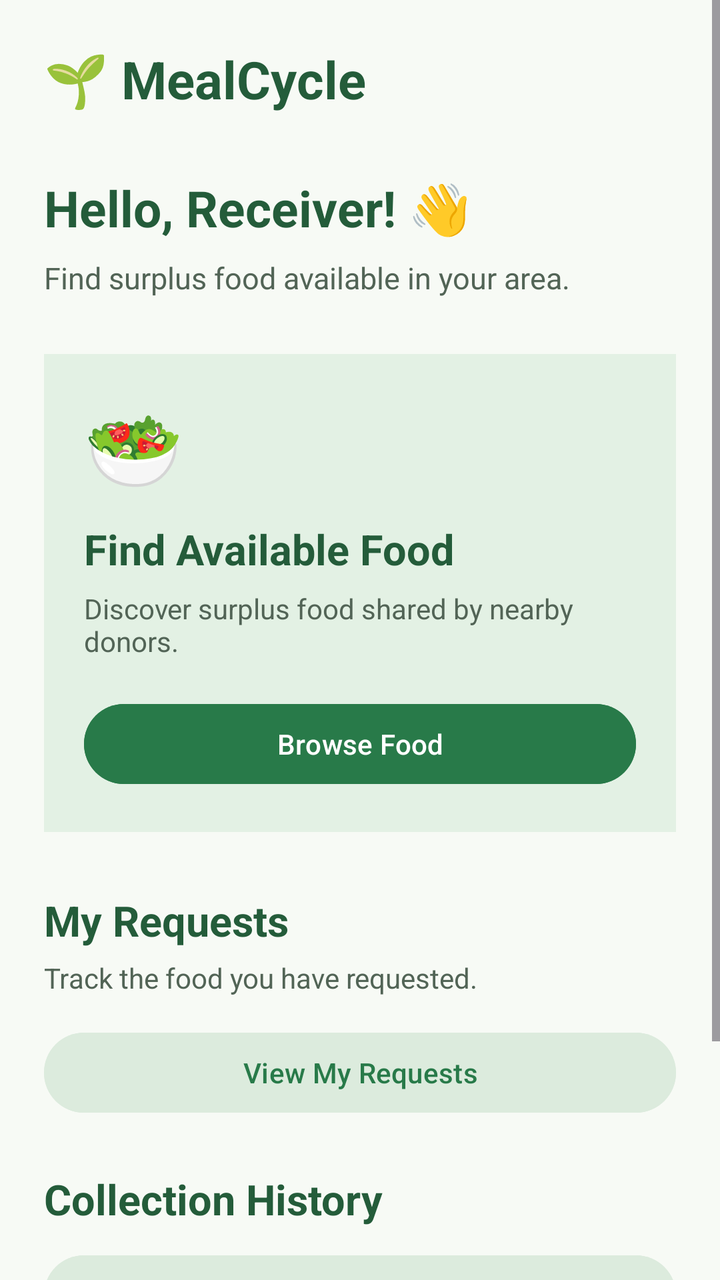
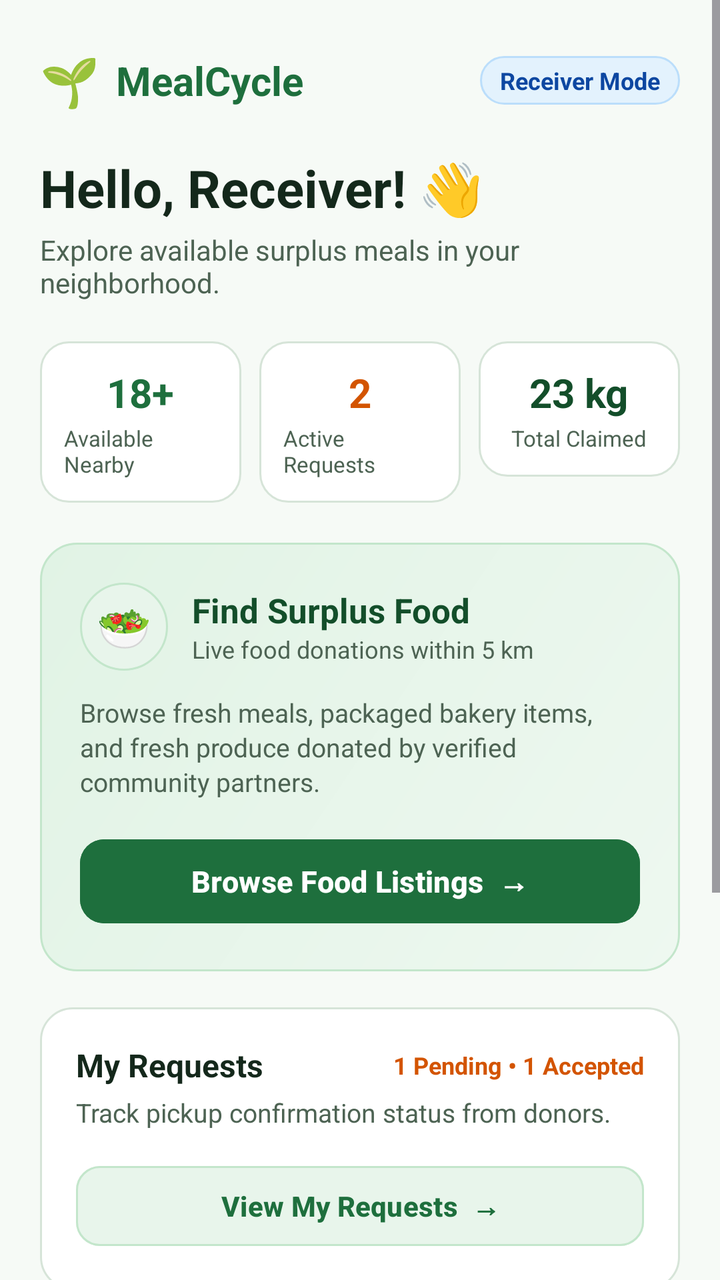

Screens rendered from an Android XML layout before and after an edit, with the pre-edit source and the edit as a unified diff.
<!-- AndroidManifest.xml: application theme Theme.MealCycle -->
<!-- res/layout/activity_receiver_dashboard.xml -->
<?xml version="1.0" encoding="utf-8"?>
<ScrollView
    xmlns:android="http://schemas.android.com/apk/res/android"
    android:layout_width="match_parent"
    android:layout_height="match_parent"
    android:background="#F7FAF5">

    <LinearLayout
        android:layout_width="match_parent"
        android:layout_height="wrap_content"
        android:orientation="vertical"
        android:padding="22dp">

        
        <TextView
            android:layout_width="wrap_content"
            android:layout_height="wrap_content"
            android:text="🌱 MealCycle"
            android:textSize="26sp"
            android:textStyle="bold"
            android:textColor="#245C3A"/>

        
        <TextView
            android:layout_width="wrap_content"
            android:layout_height="wrap_content"
            android:text="Hello, Receiver! 👋"
            android:textSize="25sp"
            android:textStyle="bold"
            android:textColor="#245C3A"
            android:layout_marginTop="30dp"/>

        <TextView
            android:layout_width="wrap_content"
            android:layout_height="wrap_content"
            android:text="Find surplus food available in your area."
            android:textSize="15sp"
            android:textColor="#526456"
            android:layout_marginTop="8dp"/>

        
        <LinearLayout
            android:layout_width="match_parent"
            android:layout_height="wrap_content"
            android:orientation="vertical"
            android:padding="20dp"
            android:background="#E3F1E4"
            android:layout_marginTop="28dp">

            <TextView
                android:layout_width="wrap_content"
                android:layout_height="wrap_content"
                android:text="🥗"
                android:textSize="40sp"/>

            <TextView
                android:layout_width="wrap_content"
                android:layout_height="wrap_content"
                android:text="Find Available Food"
                android:textSize="21sp"
                android:textStyle="bold"
                android:textColor="#245C3A"
                android:layout_marginTop="10dp"/>

            <TextView
                android:layout_width="wrap_content"
                android:layout_height="wrap_content"
                android:text="Discover surplus food shared by nearby donors."
                android:textSize="14sp"
                android:textColor="#526456"
                android:layout_marginTop="6dp"/>

            <Button
                android:id="@+id/btnBrowseFood"
                android:layout_width="match_parent"
                android:layout_height="wrap_content"
                android:text="Browse Food"
                android:textAllCaps="false"
                android:textColor="#FFFFFF"
                android:backgroundTint="#287A49"
                android:layout_marginTop="18dp"/>

        </LinearLayout>

        
        <TextView
            android:layout_width="wrap_content"
            android:layout_height="wrap_content"
            android:text="My Requests"
            android:textSize="21sp"
            android:textStyle="bold"
            android:textColor="#245C3A"
            android:layout_marginTop="30dp"/>

        <TextView
            android:layout_width="wrap_content"
            android:layout_height="wrap_content"
            android:text="Track the food you have requested."
            android:textSize="14sp"
            android:textColor="#526456"
            android:layout_marginTop="5dp"/>

        <Button
            android:id="@+id/btnMyRequests"
            android:layout_width="match_parent"
            android:layout_height="wrap_content"
            android:text="View My Requests"
            android:textAllCaps="false"
            android:textColor="#287A49"
            android:backgroundTint="#DCEBDD"
            android:layout_marginTop="14dp"/>

        
        <TextView
            android:layout_width="wrap_content"
            android:layout_height="wrap_content"
            android:text="Collection History"
            android:textSize="21sp"
            android:textStyle="bold"
            android:textColor="#245C3A"
            android:layout_marginTop="25dp"/>

        <Button
            android:id="@+id/btnHistory"
            android:layout_width="match_parent"
            android:layout_height="wrap_content"
            android:text="View History"
            android:textAllCaps="false"
            android:textColor="#287A49"
            android:backgroundTint="#DCEBDD"
            android:layout_marginTop="10dp"/>

        
        <Button
            android:id="@+id/btnProfile"
            android:layout_width="match_parent"
            android:layout_height="wrap_content"
            android:text="My Profile"
            android:textAllCaps="false"
            android:textColor="#FFFFFF"
            android:backgroundTint="#287A49"
            android:layout_marginTop="25dp"
            android:layout_marginBottom="20dp"/>

    </LinearLayout>

</ScrollView>
<!-- resources referenced by this layout -->
<resources>
  <style name="Theme.MealCycle" parent="Base.Theme.MealCycle" />
  <style name="Base.Theme.MealCycle" parent="Theme.Material3.DayNight.NoActionBar">
          
          
      </style>
</resources>

<!-- the commit's change to res/layout/activity_receiver_dashboard.xml (unified diff, before → after) -->
@@ -1,146 +1,366 @@
 <?xml version="1.0" encoding="utf-8"?>
 <ScrollView
     xmlns:android="http://schemas.android.com/apk/res/android"
+    xmlns:app="http://schemas.android.com/apk/res-auto"
     android:layout_width="match_parent"
     android:layout_height="match_parent"
-    android:background="#F7FAF5">
+    android:fillViewport="true"
+    android:background="@color/bg_main">
 
     <LinearLayout
         android:layout_width="match_parent"
         android:layout_height="wrap_content"
         android:orientation="vertical"
-        android:padding="22dp">
+        android:paddingHorizontal="20dp"
+        android:paddingVertical="24dp">
+
+        
+        <LinearLayout
+            android:layout_width="match_parent"
+            android:layout_height="wrap_content"
+            android:orientation="horizontal"
+            android:gravity="center_vertical">
+
+            <LinearLayout
+                android:layout_width="0dp"
+                android:layout_height="wrap_content"
+                android:layout_weight="1"
+                android:orientation="horizontal"
+                android:gravity="center_vertical">
+
+                <TextView
+                    android:layout_width="wrap_content"
+                    android:layout_height="wrap_content"
+                    android:text="🌱"
+                    android:textSize="24sp" />
+
+                <TextView
+                    android:layout_width="wrap_content"
+                    android:layout_height="wrap_content"
+                    android:layout_marginStart="8dp"
+                    android:text="MealCycle"
+                    android:textSize="20sp"
+                    android:textStyle="bold"
+                    android:textColor="@color/primary" />
+            </LinearLayout>
+
+            
+            <TextView
+                android:layout_width="wrap_content"
+                android:layout_height="wrap_content"
+                android:background="@drawable/bg_badge_accepted"
+                android:text="Receiver Mode"
+                android:textSize="12sp"
+                android:textStyle="bold"
+                android:textColor="@color/badge_accepted_text"
+                android:paddingHorizontal="10dp"
+                android:paddingVertical="4dp" />
+        </LinearLayout>
 
         
         <TextView
             android:layout_width="wrap_content"
             android:layout_height="wrap_content"
-            android:text="🌱 MealCycle"
+            android:text="Hello, Receiver! 👋"
             android:textSize="26sp"
             android:textStyle="bold"
-            android:textColor="#245C3A"/>
-
-        
+            android:textColor="@color/text_primary"
+            android:layout_marginTop="20dp" />
+
         <TextView
             android:layout_width="wrap_content"
             android:layout_height="wrap_content"
-            android:text="Hello, Receiver! 👋"
-            android:textSize="25sp"
+            android:text="Explore available surplus meals in your neighborhood."
+            android:textSize="14sp"
+            android:textColor="@color/text_secondary"
+            android:layout_marginTop="4dp" />
+
+        
+        <LinearLayout
+            android:layout_width="match_parent"
+            android:layout_height="wrap_content"
+            android:orientation="horizontal"
+            android:layout_marginTop="20dp">
+
+            
+            <LinearLayout
+                android:layout_width="0dp"
+                android:layout_height="wrap_content"
+                android:layout_weight="1"
+                android:orientation="vertical"
+                android:background="@drawable/bg_card_stat"
+                android:padding="12dp"
+                android:gravity="center"
+                android:layout_marginEnd="6dp">
+
+                <TextView
+                    android:layout_width="wrap_content"
+                    android:layout_height="wrap_content"
+                    android:text="18+"
+                    android:textSize="20sp"
+                    android:textStyle="bold"
+                    android:textColor="@color/primary" />
+
+                <TextView
+                    android:layout_width="wrap_content"
+                    android:layout_height="wrap_content"
+                    android:text="Available Nearby"
+                    android:textSize="11sp"
+                    android:textColor="@color/text_secondary"
+                    android:layout_marginTop="2dp" />
+            </LinearLayout>
+
+            
+            <LinearLayout
+                android:layout_width="0dp"
+                android:layout_height="wrap_content"
+                android:layout_weight="1"
+                android:orientation="vertical"
+                android:background="@drawable/bg_card_stat"
+                android:padding="12dp"
+                android:gravity="center"
+                android:layout_marginHorizontal="3dp">
+
+                <TextView
+                    android:layout_width="wrap_content"
+                    android:layout_height="wrap_content"
+                    android:text="2"
+                    android:textSize="20sp"
+                    android:textStyle="bold"
+                    android:textColor="@color/secondary_dark" />
+
+                <TextView
+                    android:layout_width="wrap_content"
+                    android:layout_height="wrap_content"
+                    android:text="Active Requests"
+                    android:textSize="11sp"
+                    android:textColor="@color/text_secondary"
+                    android:layout_marginTop="2dp" />
+            </LinearLayout>
+
+            
+            <LinearLayout
+                android:layout_width="0dp"
+                android:layout_height="wrap_content"
+                android:layout_weight="1"
+                android:orientation="vertical"
+                android:background="@drawable/bg_card_stat"
+                android:padding="12dp"
+                android:gravity="center"
+                android:layout_marginStart="6dp">
+
+                <TextView
+                    android:layout_width="wrap_content"
+                    android:layout_height="wrap_content"
+                    android:text="23 kg"
+                    android:textSize="20sp"
+                    android:textStyle="bold"
+                    android:textColor="@color/primary_dark" />
+
+                <TextView
+                    android:layout_width="wrap_content"
+                    android:layout_height="wrap_content"
+                    android:text="Total Claimed"
+                    android:textSize="11sp"
+                    android:textColor="@color/text_secondary"
+                    android:layout_marginTop="2dp" />
+            </LinearLayout>
+        </LinearLayout>
+
+        
+        <LinearLayout
+            android:layout_width="match_parent"
+            android:layout_height="wrap_content"
+            android:orientation="vertical"
+            android:background="@drawable/bg_card_featured"
+            android:padding="20dp"
+            android:layout_marginTop="20dp">
+
+            <LinearLayout
+                android:layout_width="match_parent"
+                android:layout_height="wrap_content"
+                android:orientation="horizontal"
+                android:gravity="center_vertical">
+
+                <FrameLayout
+                    android:layout_width="44dp"
+                    android:layout_height="44dp"
+                    android:background="@drawable/bg_circle_primary">
+
+                    <TextView
+                        android:layout_width="wrap_content"
+                        android:layout_height="wrap_content"
+                        android:layout_gravity="center"
+                        android:text="🥗"
+                        android:textSize="22sp" />
+                </FrameLayout>
+
+                <LinearLayout
+                    android:layout_width="0dp"
+                    android:layout_height="wrap_content"
+                    android:layout_weight="1"
+                    android:layout_marginStart="12dp"
+                    android:orientation="vertical">
+
+                    <TextView
+                        android:layout_width="wrap_content"
+                        android:layout_height="wrap_content"
+                        android:text="Find Surplus Food"
+                        android:textSize="17sp"
+                        android:textStyle="bold"
+                        android:textColor="@color/primary_dark" />
+
+                    <TextView
+                        android:layout_width="wrap_content"
+                        android:layout_height="wrap_content"
+                        android:text="Live food donations within 5 km"
+                        android:textSize="12sp"
+                        android:textColor="@color/text_secondary" />
+                </LinearLayout>
+            </LinearLayout>
+
+            <TextView
+                android:layout_width="match_parent"
+                android:layout_height="wrap_content"
+                android:text="Browse fresh meals, packaged bakery items, and fresh produce donated by verified community partners."
+                android:textSize="13sp"
+                android:textColor="@color/text_secondary"
+                android:layout_marginTop="12dp"
+                android:lineSpacingExtra="2dp" />
+
+            <com.google.android.material.button.MaterialButton
+                android:id="@+id/btnBrowseFood"
+                android:layout_width="match_parent"
+                android:layout_height="50dp"
+                android:text="Browse Food Listings  →"
+                android:textAllCaps="false"
+                android:textSize="15sp"
+                android:textStyle="bold"
+                android:backgroundTint="@color/primary"
+                android:textColor="@color/white"
+                android:layout_marginTop="16dp"
+                app:cornerRadius="12dp"
+                app:elevation="1dp" />
+
+        </LinearLayout>
+
+        
+        <LinearLayout
+            android:layout_width="match_parent"
+            android:layout_height="wrap_content"
+            android:orientation="vertical"
+            android:background="@drawable/bg_card_white"
+            android:padding="18dp"
+            android:layout_marginTop="18dp">
+
+            <LinearLayout
+                android:layout_width="match_parent"
+                android:layout_height="wrap_content"
+                android:orientation="horizontal"
+                android:gravity="center_vertical">
+
+                <TextView
+                    android:layout_width="0dp"
+                    android:layout_height="wrap_content"
+                    android:layout_weight="1"
+                    android:text="My Requests"
+                    android:textSize="16sp"
+                    android:textStyle="bold"
+                    android:textColor="@color/text_primary" />
+
+                <TextView
+                    android:layout_width="wrap_content"
+                    android:layout_height="wrap_content"
+                    android:text="1 Pending • 1 Accepted"
+                    android:textSize="12sp"
+                    android:textColor="@color/secondary_dark"
+                    android:textStyle="bold" />
+            </LinearLayout>
+
+            <TextView
+                android:layout_width="match_parent"
+                android:layout_height="wrap_content"
+                android:text="Track pickup confirmation status from donors."
+                android:textSize="13sp"
+                android:textColor="@color/text_secondary"
+                android:layout_marginTop="4dp" />
+
+            <com.google.android.material.button.MaterialButton
+                android:id="@+id/btnMyRequests"
+                android:layout_width="match_parent"
+                android:layout_height="48dp"
+                android:text="View My Requests  →"
+                android:textAllCaps="false"
+                android:textSize="14sp"
+                android:textStyle="bold"
+                android:backgroundTint="@color/primary_tint"
+                android:textColor="@color/primary"
+                android:layout_marginTop="14dp"
+                app:cornerRadius="12dp"
+                app:elevation="0dp"
+                app:strokeColor="@color/primary_tint_border"
+                app:strokeWidth="1dp" />
+        </LinearLayout>
+
+        
+        <LinearLayout
+            android:layout_width="match_parent"
+            android:layout_height="wrap_content"
+            android:orientation="vertical"
+            android:background="@drawable/bg_card_white"
+            android:padding="18dp"
+            android:layout_marginTop="16dp">
+
+            <TextView
+                android:layout_width="wrap_content"
+                android:layout_height="wrap_content"
+                android:text="Collection History"
+                android:textSize="16sp"
+                android:textStyle="bold"
+                android:textColor="@color/text_primary" />
+
+            <TextView
+                android:layout_width="match_parent"
+                android:layout_height="wrap_content"
+                android:text="See all previously completed pickups and verified donations."
+                android:textSize="13sp"
+                android:textColor="@color/text_secondary"
+                android:layout_marginTop="4dp" />
+
+            <com.google.android.material.button.MaterialButton
+                android:id="@+id/btnHistory"
+                android:layout_width="match_parent"
+                android:layout_height="48dp"
+                android:text="View Collection History"
+                android:textAllCaps="false"
+                android:textSize="14sp"
+                android:textStyle="bold"
+                android:backgroundTint="@color/surface_card"
+                android:textColor="@color/text_primary"
+                android:layout_marginTop="14dp"
+                app:cornerRadius="12dp"
+                app:elevation="0dp"
+                app:strokeColor="@color/border_light"
+                app:strokeWidth="1dp" />
+        </LinearLayout>
+
+        
+        <com.google.android.material.button.MaterialButton
+            android:id="@+id/btnProfile"
+            android:layout_width="match_parent"
+            android:layout_height="48dp"
+            android:text="My Profile &amp; Settings"
+            android:textAllCaps="false"
+            android:textSize="14sp"
             android:textStyle="bold"
-            android:textColor="#245C3A"
-            android:layout_marginTop="30dp"/>
-
-        <TextView
-            android:layout_width="wrap_content"
-            android:layout_height="wrap_content"
-            android:text="Find surplus food available in your area."
-            android:textSize="15sp"
-            android:textColor="#526456"
-            android:layout_marginTop="8dp"/>
-
-        
-        <LinearLayout
-            android:layout_width="match_parent"
-            android:layout_height="wrap_content"
-            android:orientation="vertical"
-            android:padding="20dp"
-            android:background="#E3F1E4"
-            android:layout_marginTop="28dp">
-
-            <TextView
-                android:layout_width="wrap_content"
-                android:layout_height="wrap_content"
-                android:text="🥗"
-                android:textSize="40sp"/>
-
-            <TextView
-                android:layout_width="wrap_content"
-                android:layout_height="wrap_content"
-                android:text="Find Available Food"
-                android:textSize="21sp"
-                android:textStyle="bold"
-                android:textColor="#245C3A"
-                android:layout_marginTop="10dp"/>
-
-            <TextView
-                android:layout_width="wrap_content"
-                android:layout_height="wrap_content"
-                android:text="Discover surplus food shared by nearby donors."
-                android:textSize="14sp"
-                android:textColor="#526456"
-                android:layout_marginTop="6dp"/>
-
-            <Button
-                android:id="@+id/btnBrowseFood"
-                android:layout_width="match_parent"
-                android:layout_height="wrap_content"
-                android:text="Browse Food"
-                android:textAllCaps="false"
-                android:textColor="#FFFFFF"
-                android:backgroundTint="#287A49"
-                android:layout_marginTop="18dp"/>
-
-        </LinearLayout>
-
-        
-        <TextView
-            android:layout_width="wrap_content"
-            android:layout_height="wrap_content"
-            android:text="My Requests"
-            android:textSize="21sp"
-            android:textStyle="bold"
-            android:textColor="#245C3A"
-            android:layout_marginTop="30dp"/>
-
-        <TextView
-            android:layout_width="wrap_content"
-            android:layout_height="wrap_content"
-            android:text="Track the food you have requested."
-            android:textSize="14sp"
-            android:textColor="#526456"
-            android:layout_marginTop="5dp"/>
-
-        <Button
-            android:id="@+id/btnMyRequests"
-            android:layout_width="match_parent"
-            android:layout_height="wrap_content"
-            android:text="View My Requests"
-            android:textAllCaps="false"
-            android:textColor="#287A49"
-            android:backgroundTint="#DCEBDD"
-            android:layout_marginTop="14dp"/>
-
-        
-        <TextView
-            android:layout_width="wrap_content"
-            android:layout_height="wrap_content"
-            android:text="Collection History"
-            android:textSize="21sp"
-            android:textStyle="bold"
-            android:textColor="#245C3A"
-            android:layout_marginTop="25dp"/>
-
-        <Button
-            android:id="@+id/btnHistory"
-            android:layout_width="match_parent"
-            android:layout_height="wrap_content"
-            android:text="View History"
-            android:textAllCaps="false"
-            android:textColor="#287A49"
-            android:backgroundTint="#DCEBDD"
-            android:layout_marginTop="10dp"/>
-
-        
-        <Button
-            android:id="@+id/btnProfile"
-            android:layout_width="match_parent"
-            android:layout_height="wrap_content"
-            android:text="My Profile"
-            android:textAllCaps="false"
-            android:textColor="#FFFFFF"
-            android:backgroundTint="#287A49"
-            android:layout_marginTop="25dp"
-            android:layout_marginBottom="20dp"/>
+            android:backgroundTint="@color/surface_card"
+            android:textColor="@color/text_primary"
+            android:layout_marginTop="16dp"
+            android:layout_marginBottom="12dp"
+            app:cornerRadius="12dp"
+            app:strokeColor="@color/border_light"
+            app:strokeWidth="1dp"
+            app:elevation="0dp" />
 
     </LinearLayout>
 
<!-- resource entries referenced after the edit -->
@@ -1,9 +1,83 @@
 <!-- resources referenced by this layout -->
 <resources>
+  <color name="badge_accepted_text">#0D47A1</color>
+  <color name="bg_main">#F6FAF6</color>
+  <color name="border_light">#D6E4D8</color>
+  <color name="primary">#1E6F3D</color>
+  <color name="primary_dark">#134E2A</color>
+  <color name="primary_tint">#E8F5EB</color>
+  <color name="primary_tint_border">#C3E6CB</color>
+  <color name="secondary_dark">#D35400</color>
+  <color name="surface_card">#FFFFFF</color>
+  <color name="text_primary">#14281B</color>
+  <color name="text_secondary">#4D6353</color>
+  <color name="white">#FFFFFFFF</color>
+  <!-- drawable bg_badge_accepted (drawable) -->
+  <?xml version="1.0" encoding="utf-8"?>
+  <shape xmlns:android="http://schemas.android.com/apk/res/android"
+      android:shape="rectangle">
+      <solid android:color="@color/badge_accepted_bg" />
+      <corners android:radius="20dp" />
+      <stroke
+          android:width="1dp"
+          android:color="#BBDEFB" />
+  </shape>
+  <!-- drawable bg_card_featured (drawable) -->
+  <?xml version="1.0" encoding="utf-8"?>
+  <shape xmlns:android="http://schemas.android.com/apk/res/android"
+      android:shape="rectangle">
+      <gradient
+          android:angle="135"
+          android:startColor="#EEF8F0"
+          android:endColor="#E1F3E5" />
+      <corners android:radius="18dp" />
+      <stroke
+          android:width="1dp"
+          android:color="@color/primary_tint_border" />
+  </shape>
+  <!-- drawable bg_card_stat (drawable) -->
+  <?xml version="1.0" encoding="utf-8"?>
+  <shape xmlns:android="http://schemas.android.com/apk/res/android"
+      android:shape="rectangle">
+      <solid android:color="@color/surface_card" />
+      <corners android:radius="14dp" />
+      <stroke
+          android:width="1dp"
+          android:color="@color/border_light" />
+  </shape>
+  <!-- drawable bg_card_white (drawable) -->
+  <?xml version="1.0" encoding="utf-8"?>
+  <shape xmlns:android="http://schemas.android.com/apk/res/android"
+      android:shape="rectangle">
+      <solid android:color="@color/surface_card" />
+      <corners android:radius="16dp" />
+      <stroke
+          android:width="1dp"
+          android:color="@color/border_light" />
+  </shape>
+  <!-- drawable bg_circle_primary (drawable) -->
+  <?xml version="1.0" encoding="utf-8"?>
+  <shape xmlns:android="http://schemas.android.com/apk/res/android"
+      android:shape="oval">
+      <solid android:color="@color/primary_tint" />
+      <stroke
+          android:width="1dp"
+          android:color="@color/primary_tint_border" />
+  </shape>
   <style name="Theme.MealCycle" parent="Base.Theme.MealCycle" />
+  <color name="badge_accepted_bg">#E3F2FD</color>
   <style name="Base.Theme.MealCycle" parent="Theme.Material3.DayNight.NoActionBar">
           
-          
+          <item name="colorPrimary">@color/primary</item>
+          <item name="colorPrimaryVariant">@color/primary_dark</item>
+          <item name="colorOnPrimary">@color/text_on_primary</item>
+          <item name="colorSecondary">@color/secondary</item>
+          <item name="colorSurface">@color/surface_card</item>
+          <item name="android:windowBackground">@color/bg_main</item>
+          <item name="android:statusBarColor">@color/bg_main</item>
+          <item name="android:windowLightStatusBar">true</item>
       </style>
+  <color name="text_on_primary">#FFFFFF</color>
+  <color name="secondary">#E67E22</color>
 </resources>
 
